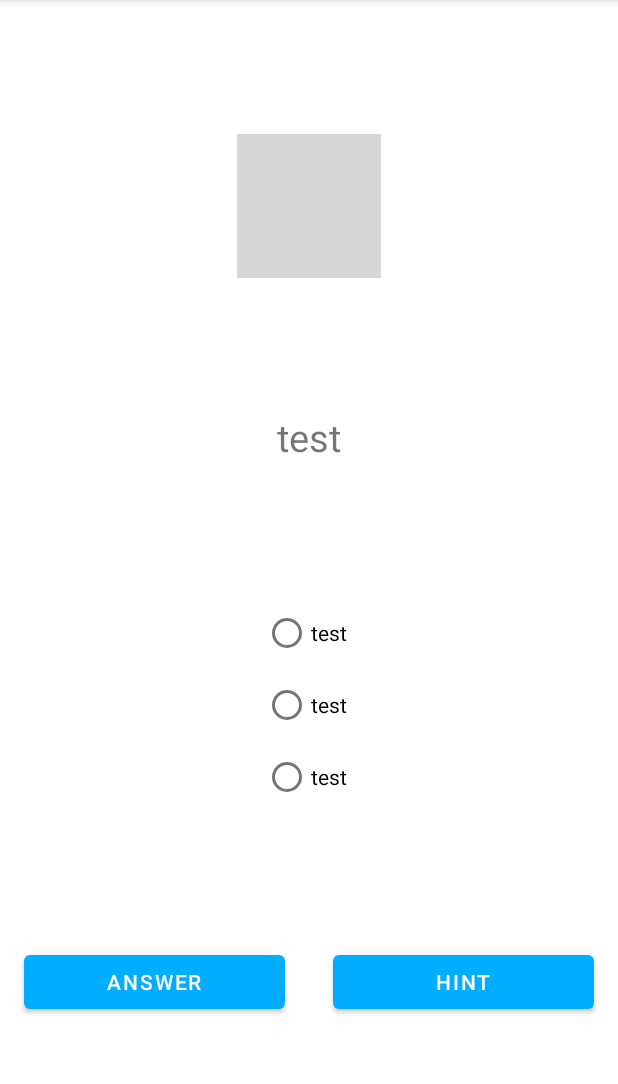
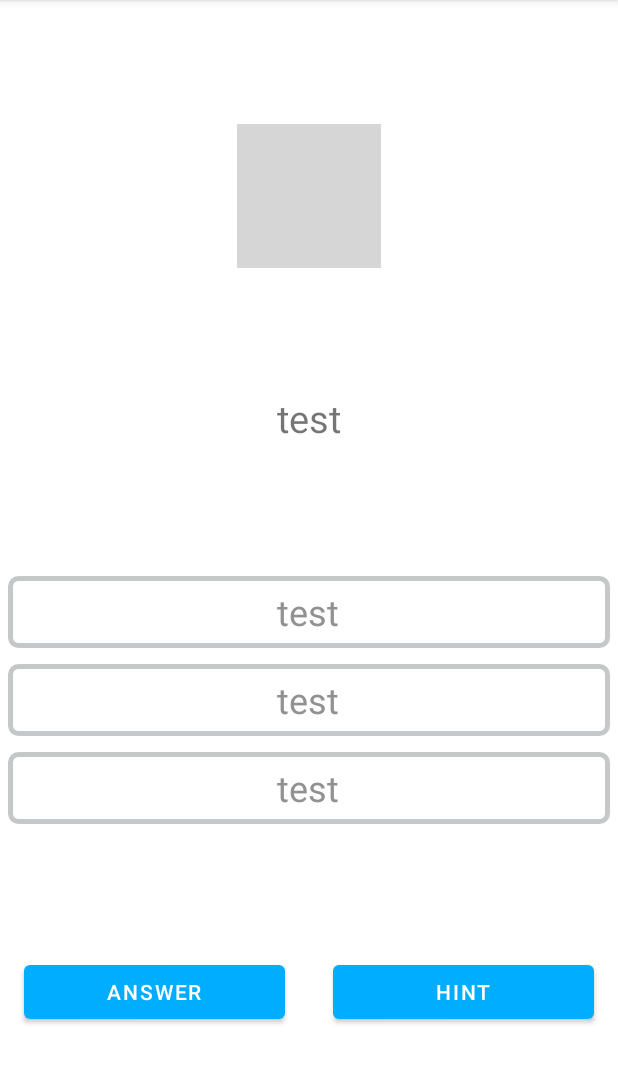
Before and after one commit to HoutarouM/Quiz-o-szkole, an Android app: the screen it shows after launch (MainActivity), after a tap on "ANSWER", on a phone screen of 412 x 824 dp, the part 84-1168 px from its top. Run offline under Robolectric (Android 15) with nearby library versions, the light colour scheme and no system bars; 3 other taps on this screen came first; grey boxes are pictures that could not be loaded.

Commit message:
change buttons style

```diff
--- a/app/src/main/java/com/example/myquizapp/MainActivity.java
+++ b/app/src/main/java/com/example/myquizapp/MainActivity.java
@@ -7,6 +7,7 @@ import static com.example.myquizapp.PutKeys.PUT_SCORE_KEY;
 
 import android.content.Intent;
 import android.os.Bundle;
+import android.widget.RadioButton;
 
 import androidx.annotation.NonNull;
 import androidx.appcompat.app.AppCompatActivity;
@@ -74,8 +75,40 @@ public class MainActivity extends AppCompatActivity {
 
         setDataToViews(questions.get(questionIndex));
 
+
+//        buttons on click change background and text colors
+        activityMainBinding.firstRadioBtn.setOnClickListener(view -> {
+            clearButton(activityMainBinding.secondRadioBtn);
+            clearButton(activityMainBinding.thirdRadioBtn);
+
+            activityMainBinding.firstRadioBtn.setBackgroundColor(getResources().getColor(R.color.main_school_color));
+            activityMainBinding.firstRadioBtn.setTextColor(getResources().getColor(R.color.white));
+        });
+
+        activityMainBinding.secondRadioBtn.setOnClickListener(view -> {
+            clearButton(activityMainBinding.firstRadioBtn);
+            clearButton(activityMainBinding.thirdRadioBtn);
+
+            activityMainBinding.secondRadioBtn.setBackgroundColor(getResources().getColor(R.color.main_school_color));
+            activityMainBinding.secondRadioBtn.setTextColor(getResources().getColor(R.color.white));
+        });
+
+        activityMainBinding.thirdRadioBtn.setOnClickListener(view -> {
+            clearButton(activityMainBinding.firstRadioBtn);
+            clearButton(activityMainBinding.secondRadioBtn);
+
+            activityMainBinding.thirdRadioBtn.setBackgroundColor(getResources().getColor(R.color.main_school_color));
+            activityMainBinding.thirdRadioBtn.setTextColor(getResources().getColor(R.color.white));
+        });
+
+
 //        change question on click
         activityMainBinding.answerBtn.setOnClickListener(view -> {
+//            buttons to default
+            clearButton(activityMainBinding.firstRadioBtn);
+            clearButton(activityMainBinding.secondRadioBtn);
+            clearButton(activityMainBinding.thirdRadioBtn);
+
             answerId = getAnswerIdByButton(activityMainBinding.radioGroup.getCheckedRadioButtonId());
 
 //            increment score if answer is right
@@ -113,6 +146,11 @@ public class MainActivity extends AppCompatActivity {
         });
     }
 
+    private void clearButton(RadioButton btn) {
+        btn.setTextColor(getResources().getColor(R.color.no_select_text));
+        btn.setBackground(getResources().getDrawable(R.drawable.border));
+    }
+
     @Override
     protected void onSaveInstanceState(@NonNull Bundle outState) {
         super.onSaveInstanceState(outState);
--- /dev/null
+++ b/app/src/main/res/drawable/border.xml
@@ -0,0 +1,8 @@
+<?xml version="1.0" encoding="utf-8"?>
+<shape xmlns:android="http://schemas.android.com/apk/res/android">
+    <solid android:color="@color/white" />
+    <stroke
+        android:width="3dp"
+        android:color="@color/no_select_border" />
+    <corners android:radius="5dp"/>
+</shape>
--- a/app/src/main/res/layout/activity_main.xml
+++ b/app/src/main/res/layout/activity_main.xml
@@ -29,27 +29,49 @@
 
     <RadioGroup
         android:id="@+id/radio_group"
-        android:layout_width="wrap_content"
+        android:layout_width="0dp"
         android:layout_height="wrap_content"
         app:layout_constraintBottom_toTopOf="@id/answer_btn"
         app:layout_constraintEnd_toEndOf="parent"
         app:layout_constraintStart_toStartOf="parent"
         app:layout_constraintTop_toBottomOf="@+id/question_text_view">
 
+
         <RadioButton
             android:id="@+id/first_radio_btn"
             android:layout_width="match_parent"
-            android:layout_height="wrap_content" />
+            android:layout_height="wrap_content"
+            android:layout_margin="5dp"
+            android:background="@drawable/border"
+            android:button="@android:color/transparent"
+            android:gravity="center"
+            android:text="test"
+            android:textColor="@color/no_select_text"
+            android:textSize="24dp" />
 
         <RadioButton
             android:id="@+id/second_radio_btn"
             android:layout_width="match_parent"
-            android:layout_height="wrap_content" />
+            android:layout_height="wrap_content"
+            android:layout_margin="5dp"
+            android:background="@drawable/border"
+            android:button="@android:color/transparent"
+            android:gravity="center"
+            android:text="test"
+            android:textColor="@color/no_select_text"
+            android:textSize="24dp" />
 
         <RadioButton
             android:id="@+id/third_radio_btn"
             android:layout_width="match_parent"
-            android:layout_height="wrap_content" />
+            android:layout_height="wrap_content"
+            android:layout_margin="5dp"
+            android:background="@drawable/border"
+            android:button="@android:color/transparent"
+            android:gravity="center"
+            android:text="test"
+            android:textColor="@color/no_select_text"
+            android:textSize="24dp" />
 
     </RadioGroup>
 
--- a/app/src/main/res/values/colors.xml
+++ b/app/src/main/res/values/colors.xml
@@ -7,4 +7,6 @@
     <color name="teal_700">#FF018786</color>
     <color name="black">#FF000000</color>
     <color name="white">#FFFFFFFF</color>
+    <color name="no_select_border">#FFC5C7C9</color>
+    <color name="no_select_text">#FF8F9193</color>
 </resources>
```
